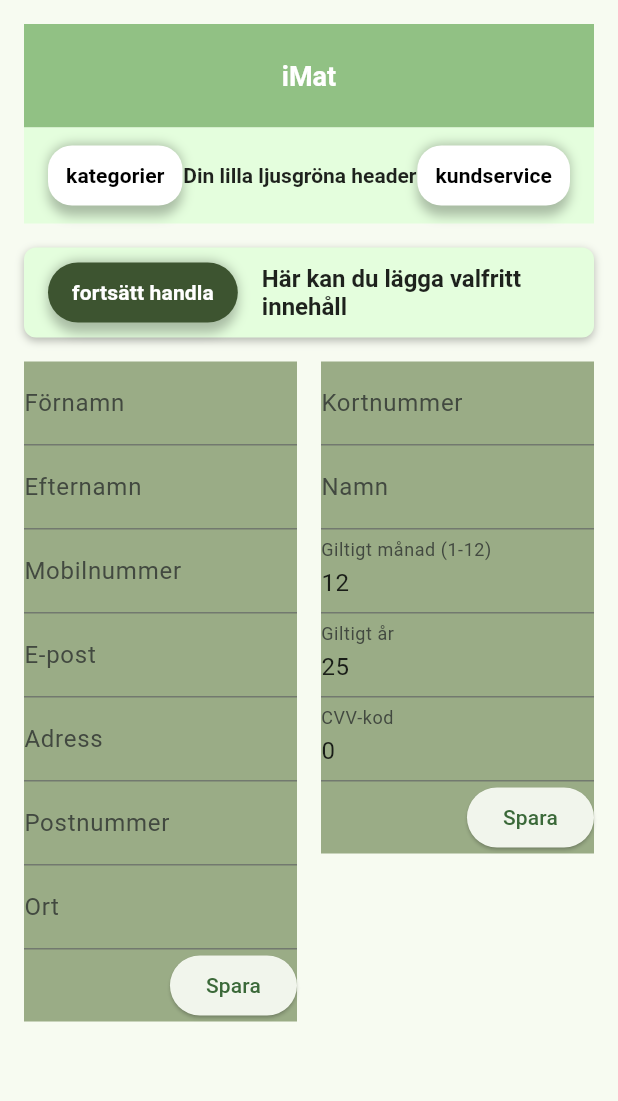
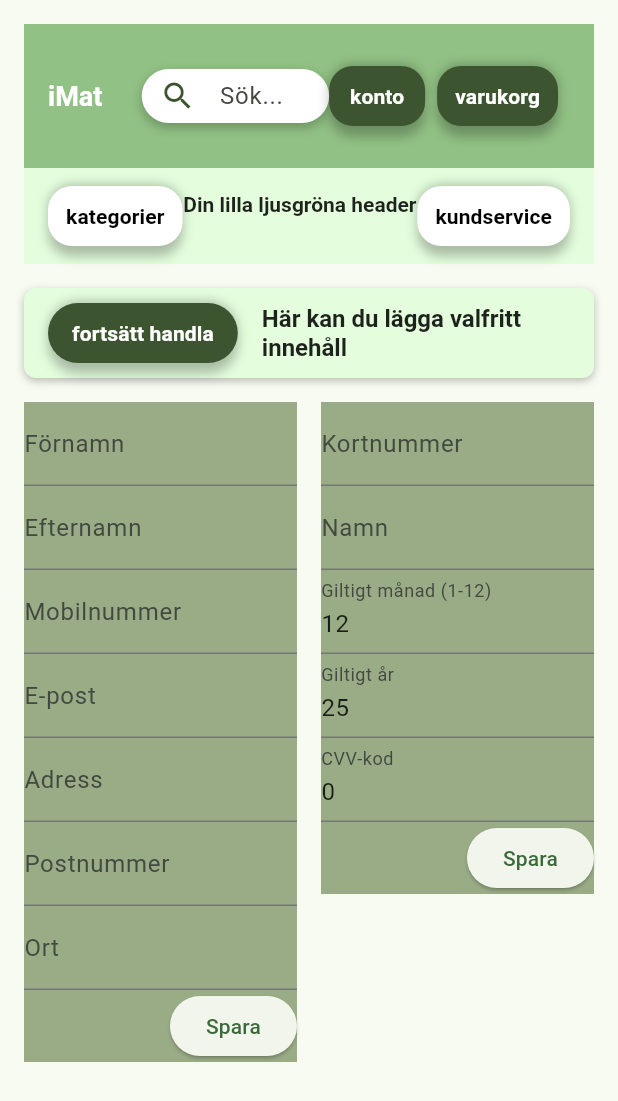
Before and after one commit to EliBawk/Group19-ProjectDAT216, a Flutter app: the AccountView screen opened directly, on a phone screen of 412 x 824 dp. Shown: the top 1101 px of the screen. Run offline on Flutter 3.47's test engine with Material 3 defaults, Android fonts, the phone set to English and light mode, and no system bars; network calls fail; Roboto replaces fonts that are missing (Reem Kufi).

Commit message:
yeyeyeeye yoyoyoy

```diff
--- a/lib/pages/account_view.dart
+++ b/lib/pages/account_view.dart
@@ -36,10 +36,16 @@ class AccountView extends StatelessWidget {
     return Column(
       crossAxisAlignment: CrossAxisAlignment.stretch,
       children: [
+        // Översta gröna headern med iMat, centrerad sökfält, och knapparna bredvid varandra längst höger
         Container(
           color: const Color(0xFF91C184),
           padding: const EdgeInsets.symmetric(vertical: 24, horizontal: 16),
-          child: const Center(
+          child: Row(
+            children: [
+              // "iMat" längst åt vänster
+              const Expanded(
+                child: Align(
+                  alignment: Alignment.centerLeft,
                   child: Text(
                     'iMat',
                     style: TextStyle(
@@ -50,15 +56,45 @@ class AccountView extends StatelessWidget {
                   ),
                 ),
               ),
+
+              // Centrerad sökfält - med spacer på båda sidor för centering
+              Expanded(
+                flex: 2,
+                child: Center(
+                  child: SizedBox(
+                    width: 267, // 1/3 större än tidigare 200
+                    height: 36,
+                    child: Container(
+                      decoration: BoxDecoration(
+                        color: Colors.white,
+                        borderRadius: BorderRadius.circular(18),
+                        boxShadow: const [
+                          BoxShadow(
+                            color: Colors.black26,
+                            blurRadius: 6,
+                            offset: Offset(0, 3),
+                          ),
+                        ],
+                      ),
+                      child: TextField(
+                        decoration: const InputDecoration(
+                          contentPadding: EdgeInsets.symmetric(horizontal: 16, vertical: 0),
+                          hintText: 'Sök...',
+                          border: InputBorder.none,
+                          prefixIcon: Icon(Icons.search, color: Color(0xFF3D5430)),
+                        ),
+                        style: const TextStyle(color: Colors.black87),
+                      ),
+                    ),
+                  ),
+                ),
+              ),
+
+              // Knapparna längst höger i rad
               Container(
-          color: const Color(0xFFE4FEDD),
-          padding: const EdgeInsets.symmetric(vertical: 8, horizontal: 16),
-          child: Row(
-            children: [
-              // "kategorier"-knapp med skugga
-              Container(
+                margin: const EdgeInsets.only(right: 8),
                 decoration: BoxDecoration(
-                  boxShadow: [
+                  boxShadow: const [
                     BoxShadow(
                       color: Colors.black26,
                       blurRadius: 6,
@@ -69,7 +105,85 @@ class AccountView extends StatelessWidget {
                 ),
                 child: TextButton(
                   onPressed: () {
-                    // TODO: Hantera knapptryck kategorier
+                    // TODO: Hantera knapp konto
+                  },
+                  style: TextButton.styleFrom(
+                    backgroundColor: const Color(0xFF3D5430),
+                    foregroundColor: Colors.white,
+                    padding:
+                        const EdgeInsets.symmetric(horizontal: 12, vertical: 8),
+                    shape: RoundedRectangleBorder(
+                      borderRadius: BorderRadius.circular(16),
+                    ),
+                  ),
+                  child: const Text(
+                    'konto',
+                    style: TextStyle(
+                      fontWeight: FontWeight.bold,
+                    ),
+                  ),
+                ),
+              ),
+
+              Container(
+                margin: const EdgeInsets.only(right: 8),
+                decoration: BoxDecoration(
+                  boxShadow: const [
+                    BoxShadow(
+                      color: Colors.black26,
+                      blurRadius: 6,
+                      offset: Offset(0, 3),
+                    ),
+                  ],
+                  borderRadius: BorderRadius.circular(16),
+                ),
+                child: TextButton(
+                  onPressed: () {
+                    // TODO: Hantera knapp varukorg
+                  },
+                  style: TextButton.styleFrom(
+                    backgroundColor: const Color(0xFF3D5430),
+                    foregroundColor: Colors.white,
+                    padding:
+                        const EdgeInsets.symmetric(horizontal: 12, vertical: 8),
+                    shape: RoundedRectangleBorder(
+                      borderRadius: BorderRadius.circular(16),
+                    ),
+                  ),
+                  child: const Text(
+                    'varukorg',
+                    style: TextStyle(
+                      fontWeight: FontWeight.bold,
+                    ),
+                  ),
+                ),
+              ),
+            ],
+          ),
+        ),
+
+        // Understa ljusgröna headern med "kategorier" och "kundservice"
+        Container(
+          color: const Color(0xFFE4FEDD),
+          padding: const EdgeInsets.symmetric(vertical: 8, horizontal: 16),
+          child: Row(
+            crossAxisAlignment: CrossAxisAlignment.start,
+            children: [
+              // Vänster knapp "kategorier"
+              Container(
+                decoration: BoxDecoration(
+                  boxShadow: const [
+                    BoxShadow(
+                      color: Colors.black26,
+                      blurRadius: 6,
+                      offset: Offset(0, 3),
+                    ),
+                  ],
+                  borderRadius: BorderRadius.circular(16),
+                ),
+                child: TextButton(
+                  onPressed: () {
+                    // TODO: Hantera knapp kategorier
                   },
                   style: TextButton.styleFrom(
                     backgroundColor: Colors.white,
@@ -92,19 +206,22 @@ class AccountView extends StatelessWidget {
               const Spacer(),
 
               // Text i mitten
-              const Text(
+              const Padding(
+                padding: EdgeInsets.only(top: 8.0),
+                child: Text(
                   'Din lilla ljusgröna header',
                   style: TextStyle(
                     fontWeight: FontWeight.bold,
                   ),
                 ),
+              ),
 
               const Spacer(),
 
-              // "kundservice"-knapp med skugga längst till höger
+              // Höger knapp "kundservice"
               Container(
                 decoration: BoxDecoration(
-                  boxShadow: [
+                  boxShadow: const [
                     BoxShadow(
                       color: Colors.black26,
                       blurRadius: 6,
@@ -115,7 +232,7 @@ class AccountView extends StatelessWidget {
                 ),
                 child: TextButton(
                   onPressed: () {
-                    // TODO: Hantera knapptryck kundservice
+                    // TODO: Hantera knapp kundservice
                   },
                   style: TextButton.styleFrom(
                     backgroundColor: Colors.white,
@@ -155,10 +272,9 @@ class AccountView extends StatelessWidget {
       padding: const EdgeInsets.symmetric(horizontal: 16),
       child: Row(
         children: [
-          // Skugga + knapp "fortsätt handla"
           Container(
             decoration: BoxDecoration(
-              boxShadow: [
+              boxShadow: const [
                 BoxShadow(
                   color: Colors.black26,
                   blurRadius: 6,
@@ -185,9 +301,7 @@ class AccountView extends StatelessWidget {
               ),
             ),
           ),
-
           const SizedBox(width: 16),
-
           const Expanded(
             child: Text(
               'Här kan du lägga valfritt innehåll',
```
Lines whose indentation alone changed are shown as unchanged.
